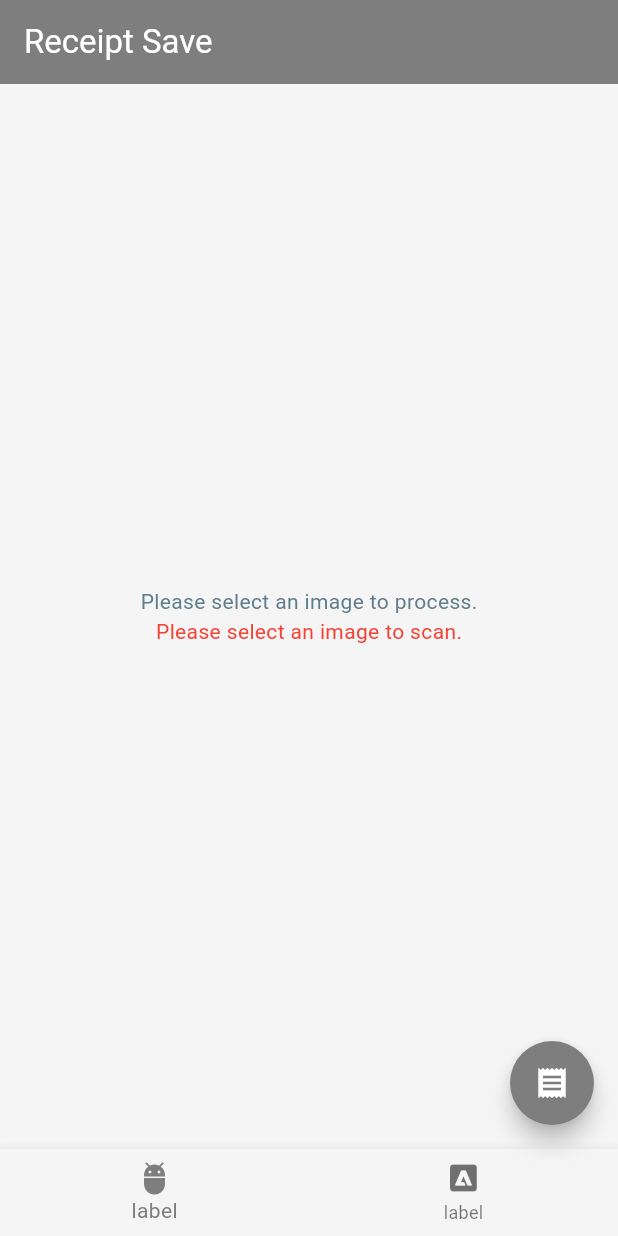
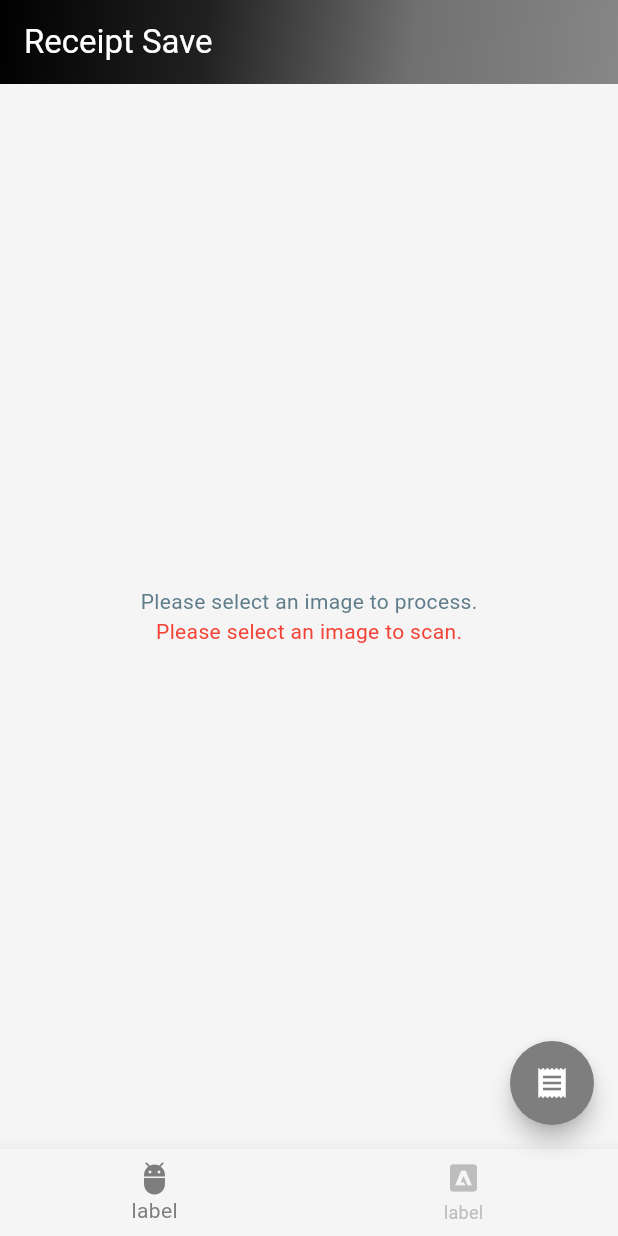
Before and after one commit to bsobocki/save_receipt, a Flutter app: the screen it shows after launch, on a phone screen of 412 x 824 dp. Run offline on Flutter 3.47's test engine with Material 3 defaults, Android fonts, the light colour scheme and no system bars; our stand-ins replace flutter_expandable_fab, image_picker; missing offline and left inert: google_mlkit_document_scanner, google_mlkit_text_recognition.

Commit message:
improve appearance

```diff
--- /dev/null
+++ b/lib/color/background/gradient.dart
@@ -0,0 +1,12 @@
+import 'package:flutter/material.dart';
+
+const LinearGradient mainGradient = LinearGradient(
+  begin: Alignment.topLeft,
+  end: Alignment.bottomRight,
+  colors: [
+    Colors.black,
+    Colors.black87,
+    Colors.black54,
+    Colors.black45,
+  ],
+);
--- a/lib/color/scheme/main_sheme.dart
+++ b/lib/color/scheme/main_sheme.dart
@@ -1,14 +1,14 @@
 import 'package:flutter/material.dart';
 
-ColorScheme mainColorScheme = const ColorScheme(
-  brightness: Brightness.light,
+const ColorScheme mainColorScheme = ColorScheme(
+  brightness: Brightness.dark,
   primary: Color.fromARGB(255, 126, 126, 126),
-  onPrimary: Color.fromARGB(255, 230, 229, 229),
-  secondary: Color.fromARGB(255, 255, 0, 0),
-  onSecondary: Color.fromARGB(255, 255, 0, 255),
-  error: Colors.cyan,
-  onError: Colors.brown,
+  onPrimary: Color.fromARGB(255, 0, 0, 0),
+  secondary: Color.fromARGB(255, 126, 126, 126),
+  onSecondary: Colors.black,
+  error: Color.fromARGB(255, 160, 12, 12),
+  onError: Color.fromARGB(255, 255, 127, 118),
   surface: Color.fromARGB(255, 245, 245, 245),
-  onSurface: Color.fromARGB(255, 255, 255, 255),
+  onSurface: Colors.white,
   onPrimaryContainer: Colors.white, // icon color
 );
--- a/lib/main.dart
+++ b/lib/main.dart
@@ -4,6 +4,7 @@ import 'package:flutter/material.dart';
 import 'package:flutter_expandable_fab/flutter_expandable_fab.dart';
 import 'package:google_mlkit_text_recognition/google_mlkit_text_recognition.dart';
 import 'package:image_picker/image_picker.dart';
+import 'package:save_receipt/color/background/gradient.dart';
 import 'package:save_receipt/color/scheme/main_sheme.dart';
 import 'package:save_receipt/screen/receipt_data/receipt_data_page.dart';
 import 'package:save_receipt/source/data/connect_data.dart';
@@ -144,7 +145,11 @@ class _MyHomePageState extends State<MyHomePage> {
     // than having to individually change instances of widgets.
     return Scaffold(
       appBar: AppBar(
-        backgroundColor: Theme.of(context).colorScheme.primary,
+        flexibleSpace: Container(
+          decoration: const BoxDecoration(
+            gradient: mainGradient,
+          ),
+        ),
         title: Text(widget.title),
       ),
       body: Center(
@@ -169,6 +174,7 @@ class _MyHomePageState extends State<MyHomePage> {
           BottomNavigationBarItem(
               icon: Icon(Icons.adobe_rounded), label: 'label'),
         ],
+        unselectedItemColor: Colors.grey[400],
       ),
       floatingActionButtonLocation: ExpandableFab.location,
       floatingActionButton: ExpandableFab(
```
Also changed, not shown: lib/screen/receipt_data/data_field.dart (deleted, +0 -63 lines), lib/screen/receipt_data/data_field/data_field.dart (added, +45 -0 lines), lib/screen/receipt_data/data_field/text_field.dart (added, +33 -0 lines), lib/screen/receipt_data/receipt_data_page.dart (+98 -17 lines).
